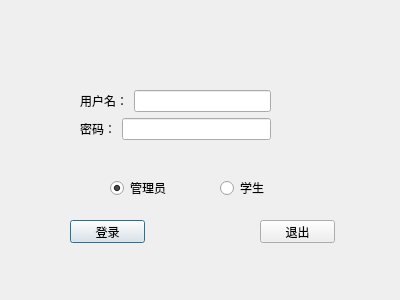
Old version of the form logindialog.ui in the repository Little-Mj/studentConpetitionSituationManagement.
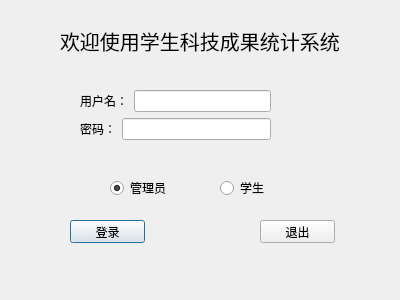
New version of the form.

Diff of the .ui file:
```diff
--- a/logindialog.ui
+++ b/logindialog.ui
@@ -112,6 +112,24 @@
     </item>
    </layout>
   </widget>
+  <widget class="QLabel" name="label_3">
+   <property name="geometry">
+    <rect>
+     <x>60</x>
+     <y>10</y>
+     <width>301</width>
+     <height>61</height>
+    </rect>
+   </property>
+   <property name="font">
+    <font>
+     <pointsize>15</pointsize>
+    </font>
+   </property>
+   <property name="text">
+    <string>欢迎使用学生科技成果统计系统</string>
+   </property>
+  </widget>
  </widget>
  <resources/>
  <connections>
```
